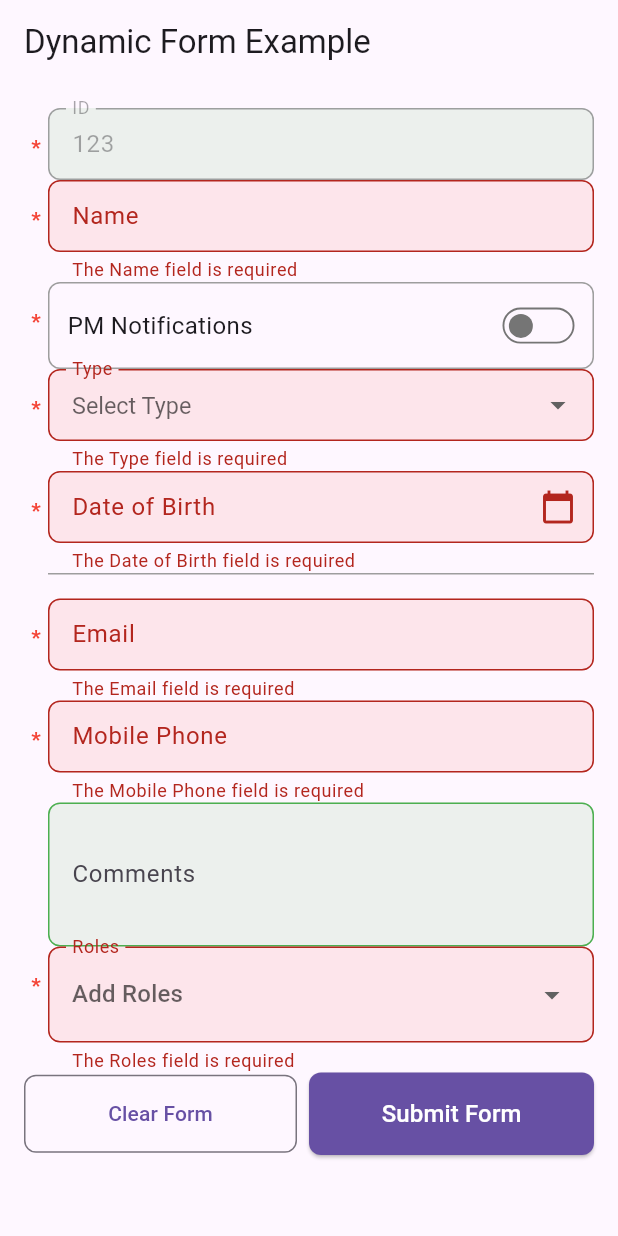
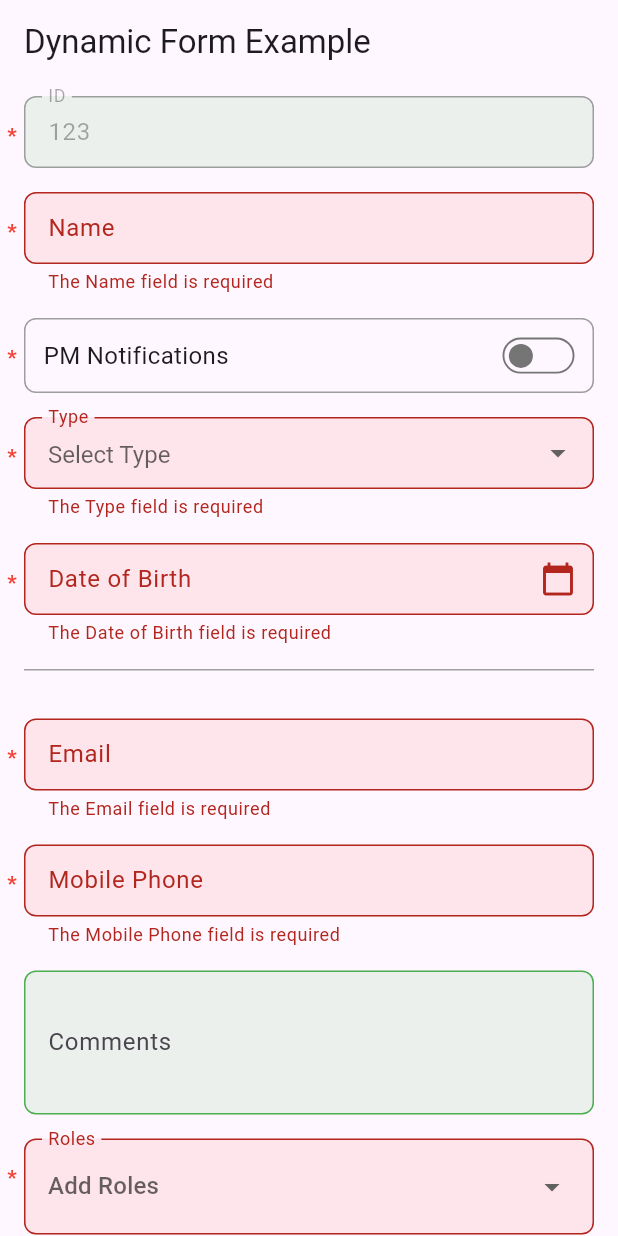
Before and after one commit to imkiptoo/dynamic-flutter-forms, a Flutter app: the screen it shows after launch, after a tap on "Submit Form", on a phone screen of 412 x 824 dp. Run offline on Flutter 3.47's test engine with Material 3 defaults, Android fonts, the phone set to English and light mode, and no system bars.

Commit message:
refactor: update padding and text styles in form widgets for improved layout

```diff
--- a/lib/main.dart
+++ b/lib/main.dart
@@ -19,7 +19,7 @@ class MyApp extends StatelessWidget {
           DynamicFormTheme(
             borderRadius: 8.0,
             fieldPadding: const EdgeInsets.only(bottom: 16.0),
-            formPadding: const EdgeInsets.all(16.0),
+            formPadding: const EdgeInsets.only(left: 0, right: 16),
             buttonPadding: const EdgeInsets.symmetric(vertical: 16.0),
             requiredColor: Colors.red,
             modifiedColor: Colors.blue,
@@ -159,7 +159,7 @@ class _ExampleFormScreenState extends State<ExampleFormScreen> {
     // Simulate API call
     await Future.delayed(const Duration(seconds: 1));
 
-    print('Form data: $formData');
+    debugPrint('Form data: $formData');
 
     ScaffoldMessenger.of(context).showSnackBar(
       const SnackBar(
@@ -170,7 +170,7 @@ class _ExampleFormScreenState extends State<ExampleFormScreen> {
   }
 
   void _handleReset() {
-    print('Form reset');
+    debugPrint('Form reset');
 
     ScaffoldMessenger.of(context).showSnackBar(
       const SnackBar(
--- a/lib/src/widgets/form_widgets.dart
+++ b/lib/src/widgets/form_widgets.dart
@@ -25,8 +25,8 @@ class FormWidgets {
       BuildContext context,
       List<CustomFormField> formFields,
       ) {
-    return Container(
-      //padding: FormStyles.of(context).fieldPadding,
+    return Padding(
+      padding: EdgeInsets.symmetric(horizontal: 0, vertical: 8),
       child: Column(
         crossAxisAlignment: CrossAxisAlignment.start,
         children: [
@@ -183,7 +183,7 @@ class FormWidgets {
         fieldId: field.id,
         formState: formState,
       ),
-      style: TextStyle(fontSize: 15.6, color: Colors.black),
+      style: TextStyle(fontSize: 16, color: Colors.black),
       borderRadius: BorderRadius.circular(8.0),
       items: items,
       onChanged: field.disabled || field.readonly
@@ -253,6 +253,7 @@ class FormWidgets {
                   ),
                   if (!field.disabled && !field.readonly)
                     DropdownButton<String>(
+                      padding: EdgeInsetsDirectional.symmetric(vertical: 0),
                       hint: Text('Add ${field.label}'),
                       underline: Container(),
                       isExpanded: true,
@@ -479,7 +480,7 @@ class FormWidgets {
           borderRadius: BorderRadius.circular(8.0),
           color: FormStyles.getFieldColor(context, field.id, formState),
         ),
-        padding: EdgeInsets.symmetric(horizontal: 12, vertical: 16),
+        padding: EdgeInsets.symmetric(horizontal: 12, vertical: 12),
         child: Row(
           mainAxisAlignment: MainAxisAlignment.spaceBetween,
           children: [
```
